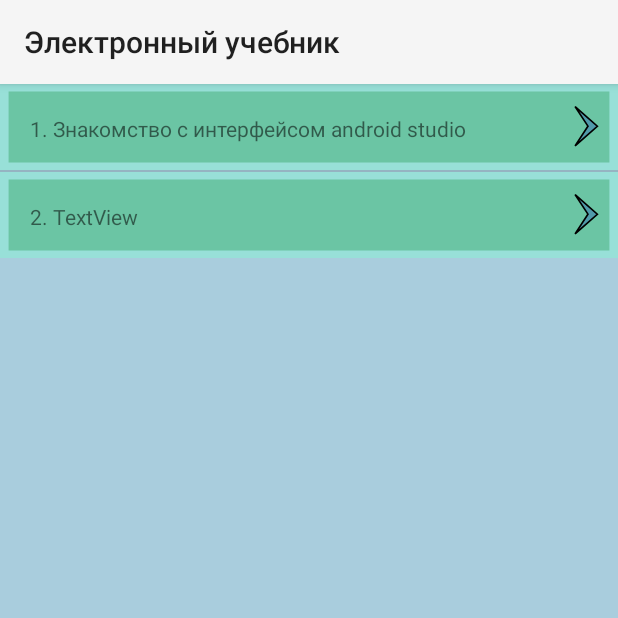
After one commit to Dmitriev2005/StudyBookForMDK0103, an Android app: the GeneralActivity screen opened directly, with no data from a screen before it, on a phone screen of 412 x 824 dp, the top half of it. The commit adds this screen. Run offline under Robolectric (Android 15) with nearby library versions, the phone set to English and light mode, and no system bars.

Commit message:
Add general menu and fix bug

```diff
--- /dev/null
+++ b/app/src/main/java/com/example/studybookformdk0103/BaseItem.kt
@@ -0,0 +1,17 @@
+package com.example.studybookformdk0103
+
+public class BaseItem {
+    var imageIndex = 0
+    var textContent = ""
+    constructor(imageIndex:Int,textContent:String){
+        this.imageIndex = imageIndex
+        this.textContent = textContent
+    }
+    fun getImage():Int{
+        return imageIndex
+    }
+    fun getText():String{
+        return textContent
+    }
+
+}
--- /dev/null
+++ b/app/src/main/java/com/example/studybookformdk0103/GeneralActivity.kt
@@ -0,0 +1,80 @@
+package com.example.studybookformdk0103
+
+import android.content.Context
+import android.content.Intent
+import android.os.Bundle
+import android.view.LayoutInflater
+import android.view.View
+import android.view.ViewGroup
+import android.widget.BaseAdapter
+import android.widget.ImageView
+import android.widget.ListView
+import android.widget.TextView
+
+import android.widget.Toast
+import androidx.appcompat.app.AppCompatActivity
+
+
+class GeneralActivity : AppCompatActivity() {
+    override fun onCreate(savedInstanceState: Bundle?) {
+        super.onCreate(savedInstanceState)
+        setContentView(R.layout.activity_general)
+
+        var listView = findViewById<ListView>(R.id.listView);
+        var itemList = listOf<BaseItem>(
+            BaseItem(R.drawable.item_list,"1. Знакомство с интерфейсом android studio"),
+            BaseItem(R.drawable.item_list,"2. TextView")
+        )
+        var adapter = CustomAdapter(this, itemList);
+        listView.adapter=adapter;
+        listView.setOnItemClickListener{
+            parent, view, position, id ->
+            when(position){
+                0->load2("t1.html")
+                1->Toast.makeText(this,"2",Toast.LENGTH_SHORT).show()
+                2->Toast.makeText(this,"2",Toast.LENGTH_SHORT).show()
+            }
+
+        }
+    }
+    private fun load2(nameHtml:String){
+        val intent = Intent(this,ContentTheoryActivity::class.java)
+        intent.putExtra("current_name",nameHtml)
+        startActivity(intent)
+    }
+
+}
+class CustomAdapter(private val context: Context, private val itemList: List<BaseItem>) : BaseAdapter() {
+
+    override fun getCount(): Int {
+        return itemList.size
+    }
+
+    override fun getItem(position: Int): Any {
+        return itemList[position]
+    }
+
+    override fun getItemId(position: Int): Long {
+        return position.toLong()
+    }
+
+    override fun getView(position: Int, convertView: View?, parent: ViewGroup): View {
+        var view = convertView
+        if (view == null) {
+            view = LayoutInflater.from(context).inflate(R.layout.my_list_item, parent, false)
+        }
+
+        val imageView = view!!.findViewById<ImageView>(R.id.imageView1)
+        val textView = view.findViewById<TextView>(R.id.textView1)
+
+        val currentItem = itemList[position]
+
+        // Установка изображения из ресурсов
+        imageView.setImageResource(currentItem.getImage())
+
+        // Установка текста
+        textView.text = currentItem.getText()
+
+        return view
+    }
+}
--- a/app/src/main/java/com/example/studybookformdk0103/MainActivity.kt
+++ b/app/src/main/java/com/example/studybookformdk0103/MainActivity.kt
@@ -1,11 +1,16 @@
 package com.example.studybookformdk0103
 
+import android.content.Intent
 import androidx.appcompat.app.AppCompatActivity
 import android.os.Bundle
+import android.os.Handler
 
 class MainActivity : AppCompatActivity() {
     override fun onCreate(savedInstanceState: Bundle?) {
         super.onCreate(savedInstanceState)
         setContentView(R.layout.activity_main)
+        Handler().postDelayed({
+            startActivity(Intent(this,GeneralActivity::class.java))
+        }, 1000)
     }
 }
--- /dev/null
+++ b/app/src/main/res/drawable/item_list.xml
@@ -0,0 +1,16 @@
+<vector xmlns:android="http://schemas.android.com/apk/res/android"
+    android:width="360dp"
+    android:height="57dp"
+    android:viewportWidth="360"
+    android:viewportHeight="57">
+  <path
+      android:pathData="M2.5,2.5h355v52h-355z"
+      android:strokeWidth="5"
+      android:fillColor="#6BC5A4"
+      android:strokeColor="#98E0D8"/>
+  <path
+      android:strokeWidth="1"
+      android:pathData="M348,28L335,15L342.5,28L335,41L348,28Z"
+      android:fillColor="#509AAA"
+      android:strokeColor="#000000"/>
+</vector>
--- /dev/null
+++ b/app/src/main/res/layout/activity_general.xml
@@ -0,0 +1,25 @@
+<?xml version="1.0" encoding="utf-8"?>
+<androidx.constraintlayout.widget.ConstraintLayout xmlns:android="http://schemas.android.com/apk/res/android"
+    xmlns:app="http://schemas.android.com/apk/res-auto"
+    xmlns:tools="http://schemas.android.com/tools"
+    android:layout_width="match_parent"
+    android:layout_height="match_parent"
+    tools:context=".GeneralActivity"
+    android:background="#A9CDDD">
+
+
+
+    <ListView
+        android:id="@+id/listView"
+        android:layout_width="match_parent"
+        android:layout_height="wrap_content"
+        app:layout_constraintBottom_toBottomOf="parent"
+        app:layout_constraintEnd_toEndOf="parent"
+        app:layout_constraintHorizontal_bias="1.0"
+        app:layout_constraintStart_toStartOf="parent"
+        app:layout_constraintTop_toTopOf="parent"
+        app:layout_constraintVertical_bias="0.0" >
+
+
+    </ListView>
+</androidx.constraintlayout.widget.ConstraintLayout>
--- /dev/null
+++ b/app/src/main/res/layout/my_list_item.xml
@@ -0,0 +1,20 @@
+<?xml version="1.0" encoding="utf-8"?>
+
+<FrameLayout xmlns:android="http://schemas.android.com/apk/res/android"
+android:layout_width="match_parent"
+android:layout_height="match_parent">
+
+<ImageView
+    android:id="@+id/imageView1"
+    android:layout_width="match_parent"
+    android:layout_height="wrap_content"
+    android:scaleType="fitXY"
+    android:src="@drawable/item_list"/>
+<TextView
+    android:id="@+id/textView1"
+    android:layout_width="wrap_content"
+    android:layout_height="wrap_content"
+    android:layout_marginLeft="20dp"
+    android:layout_marginTop="20dp"
+    android:text="Новая тема"/>
+</FrameLayout>
--- /dev/null
+++ b/app/src/main/res/values/style.xml
@@ -0,0 +1,2 @@
+<?xml version="1.0" encoding="utf-8"?>
+<resources></resources>
```
Also changed, not shown: app/src/main/AndroidManifest.xml (+8 -1 lines), app/src/main/java/com/example/studybookformdk0103/ContentTheoryActivity.kt (added, +21 -0 lines), app/src/main/res/drawable/logo_vector.xml (added, +52 -0 lines), app/src/main/res/layout/activity_content_theory.xml (added, +21 -0 lines), app/src/main/res/layout/activity_main.xml (+39 -7 lines), 1 other file.
